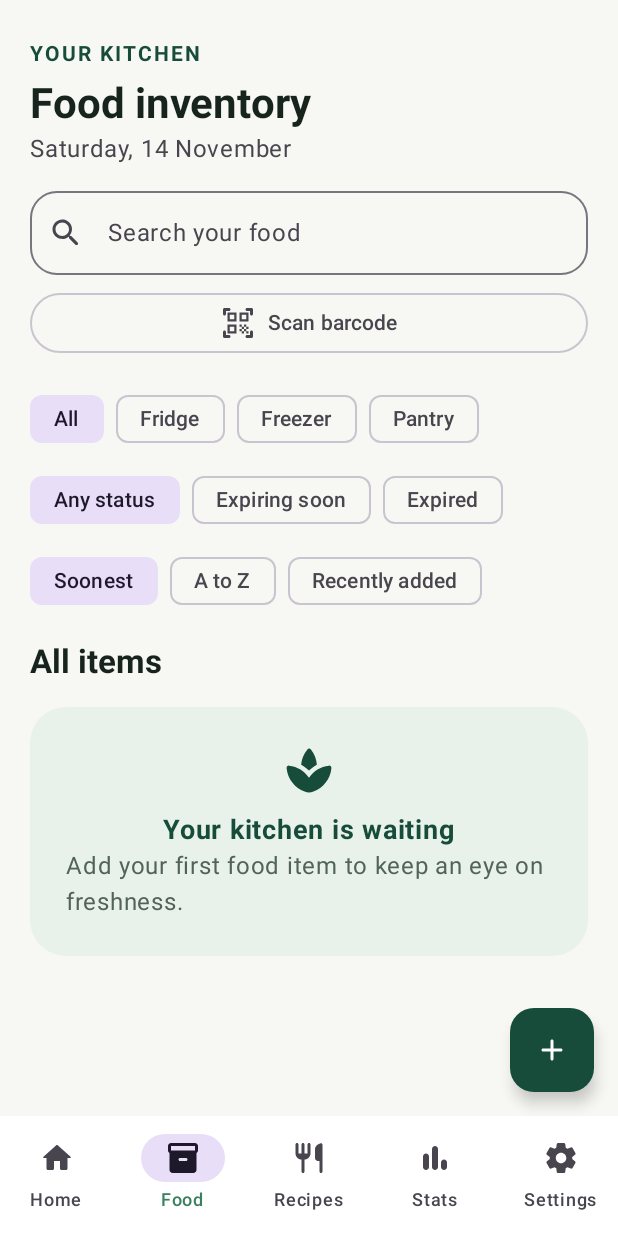
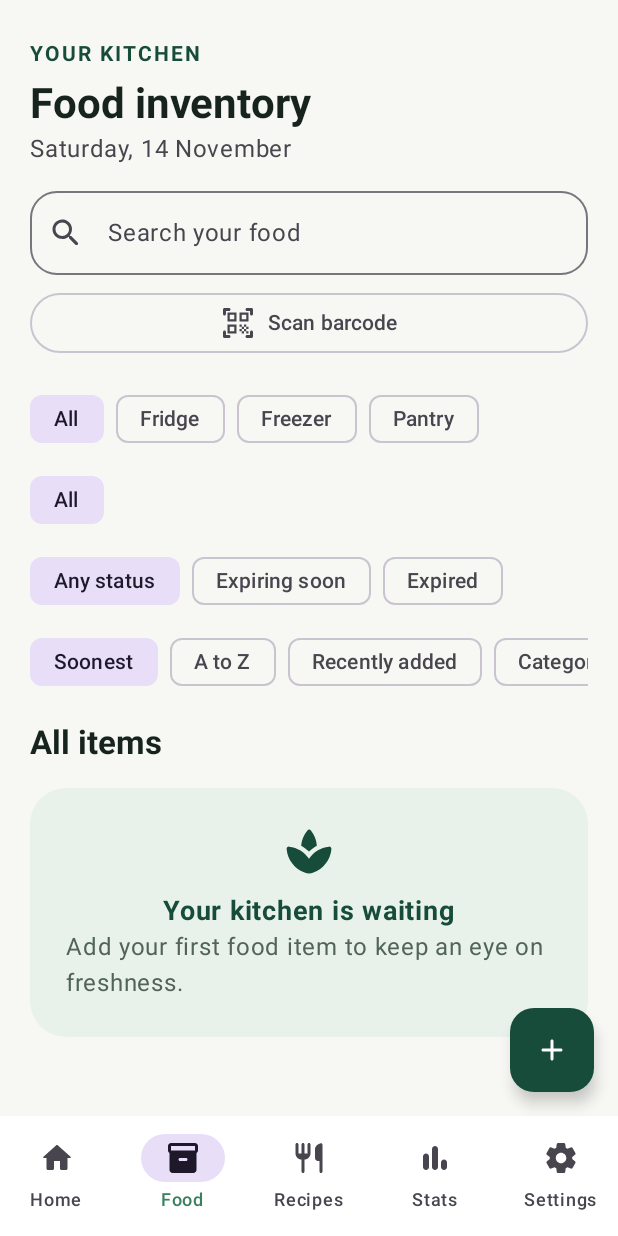
Before and after one commit to KristianKG/-EX-pired, an Android app built with Jetpack Compose: the composable ExpiryEyeApp shown on its own in the app's theme, item 2 of the bottom bar chosen, on a phone screen of 412 x 824 dp. Run offline under Robolectric (Android 15) with nearby library versions, the phone set to English and light mode, and no system bars; 2 statements that could not run were skipped.

Commit message:
Add category filters and inventory sorting

```diff
--- a/app/src/main/java/com/expiryeye/MainActivity.kt
+++ b/app/src/main/java/com/expiryeye/MainActivity.kt
@@ -404,10 +404,17 @@ class ExpiryViewModel(private val dao: FoodDao, private val appContext: Context)
 }
 
 @Composable private fun HomeScreen(items: List<FoodItem>, vm: ExpiryViewModel, padding: PaddingValues, inventory: Boolean, storageLocations: List<String>, displayName: String, onEdit: (FoodItem) -> Unit, onScan: () -> Unit = {}) {
-    val today = LocalDate.now(); var query by remember { mutableStateOf("") }; var filter by remember { mutableStateOf("All") }; var status by remember { mutableStateOf("Any status") }; var sort by remember { mutableStateOf("Soonest") }
+    val today = LocalDate.now(); var query by remember { mutableStateOf("") }; var filter by remember { mutableStateOf("All") }; var categoryFilter by remember { mutableStateOf("All") }; var status by remember { mutableStateOf("Any status") }; var sort by remember { mutableStateOf("Soonest") }
     val soon = items.filter { days(it, today) in 0..7 }; val expired = items.count { days(it, today) < 0 }
-    val visible = items.filter { food -> food.name.contains(query, true) && (filter == "All" || food.location == filter) && when (status) { "Expiring soon" -> days(food, today) in 0..7; "Expired" -> days(food, today) < 0; else -> true } }
-        .let { list -> when (sort) { "A to Z" -> list.sortedBy { it.name.lowercase() }; "Recently added" -> list.sortedByDescending { it.createdAt }; else -> list.sortedBy { it.expiresAt } } }
+    val categories = items.map { it.category.ifBlank { "Other" } }.distinct().sorted()
+    val visible = items.filter { food -> food.name.contains(query, true) && (filter == "All" || food.location == filter) && (categoryFilter == "All" || food.category == categoryFilter) && when (status) { "Expiring soon" -> days(food, today) in 0..7; "Expired" -> days(food, today) < 0; else -> true } }
+        .let { list -> when (sort) {
+            "A to Z" -> list.sortedBy { it.name.lowercase() }
+            "Recently added" -> list.sortedByDescending { it.createdAt }
+            "Category" -> list.sortedWith(compareBy<FoodItem> { it.category.lowercase() }.thenBy { it.name.lowercase() })
+            "Purchase date" -> list.sortedWith(compareBy<FoodItem> { it.purchasedAt ?: Long.MAX_VALUE }.thenBy { it.expiresAt })
+            else -> list.sortedBy { it.expiresAt }
+        } }
     LazyColumn(Modifier.fillMaxSize().padding(padding).padding(horizontal = 20.dp), contentPadding = PaddingValues(top = 26.dp, bottom = 100.dp), verticalArrangement = Arrangement.spacedBy(16.dp)) {
         item {
             Text(if (inventory) "YOUR KITCHEN" else greeting(displayName), style = MaterialTheme.typography.labelLarge, color = Forest, fontWeight = FontWeight.Bold, letterSpacing = 1.4.sp)
@@ -424,8 +431,9 @@ class ExpiryViewModel(private val dao: FoodDao, private val appContext: Context)
         } }
         if (inventory) item { Column(verticalArrangement = Arrangement.spacedBy(6.dp)) {
             Row(Modifier.horizontalScroll(rememberScrollState()), horizontalArrangement = Arrangement.spacedBy(8.dp)) { (listOf("All") + storageLocations).forEach { FilterChip(filter == it, { filter = it }, label = { Text(it) }) } }
+            Row(Modifier.horizontalScroll(rememberScrollState()), horizontalArrangement = Arrangement.spacedBy(8.dp)) { (listOf("All") + categories).forEach { category -> FilterChip(categoryFilter == category, { categoryFilter = category }, label = { Text(category) }) } }
             Row(Modifier.horizontalScroll(rememberScrollState()), horizontalArrangement = Arrangement.spacedBy(8.dp)) { listOf("Any status", "Expiring soon", "Expired").forEach { FilterChip(status == it, { status = it }, label = { Text(it) }) } }
-            Row(Modifier.horizontalScroll(rememberScrollState()), horizontalArrangement = Arrangement.spacedBy(8.dp)) { listOf("Soonest", "A to Z", "Recently added").forEach { FilterChip(sort == it, { sort = it }, label = { Text(it) }) } }
+            Row(Modifier.horizontalScroll(rememberScrollState()), horizontalArrangement = Arrangement.spacedBy(8.dp)) { listOf("Soonest", "A to Z", "Recently added", "Category", "Purchase date").forEach { FilterChip(sort == it, { sort = it }, label = { Text(it) }) } }
         } }
         item { Row(verticalAlignment = Alignment.CenterVertically) { Text(if (inventory) "All items" else "Use these first", style = MaterialTheme.typography.titleLarge, fontWeight = FontWeight.Bold, modifier = Modifier.weight(1f)); if (soon.isNotEmpty() && !inventory) Text("${soon.size} soon", color = Forest, fontWeight = FontWeight.SemiBold) } }
         if (visible.isEmpty()) item { if (items.isEmpty()) EmptyCard() else Text("No food matches these filters yet.", color = MaterialTheme.colorScheme.onSurfaceVariant, modifier = Modifier.padding(vertical = 16.dp)) } else this.items(visible, key = { it.id }) { food -> FoodCard(food, today, onConsume = { amount -> vm.consume(food, amount) }, onDiscard = { reason -> vm.discard(food, reason) }, onClick = { onEdit(food) }) }
```
Also changed, not shown: 1 other file.
